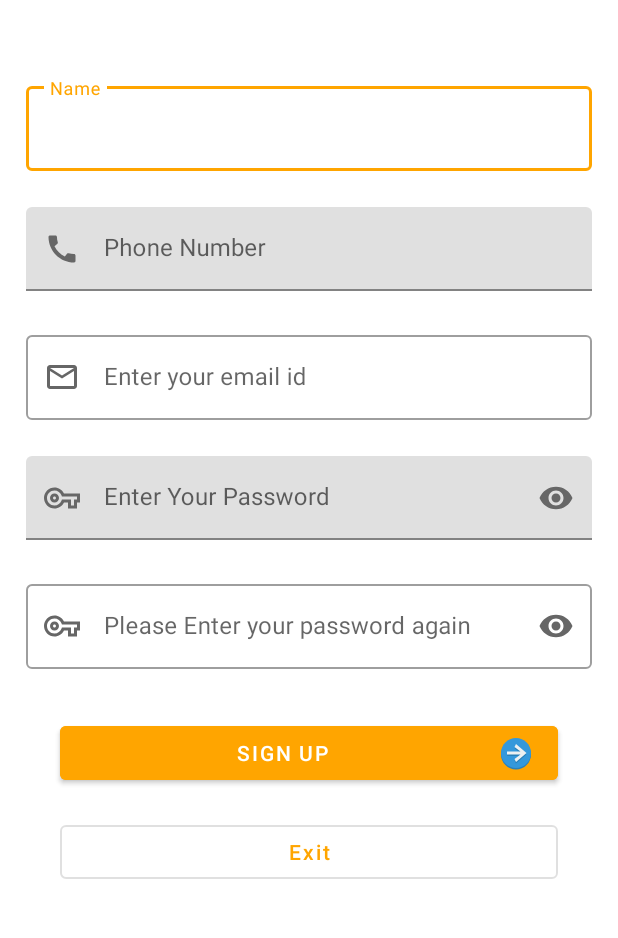
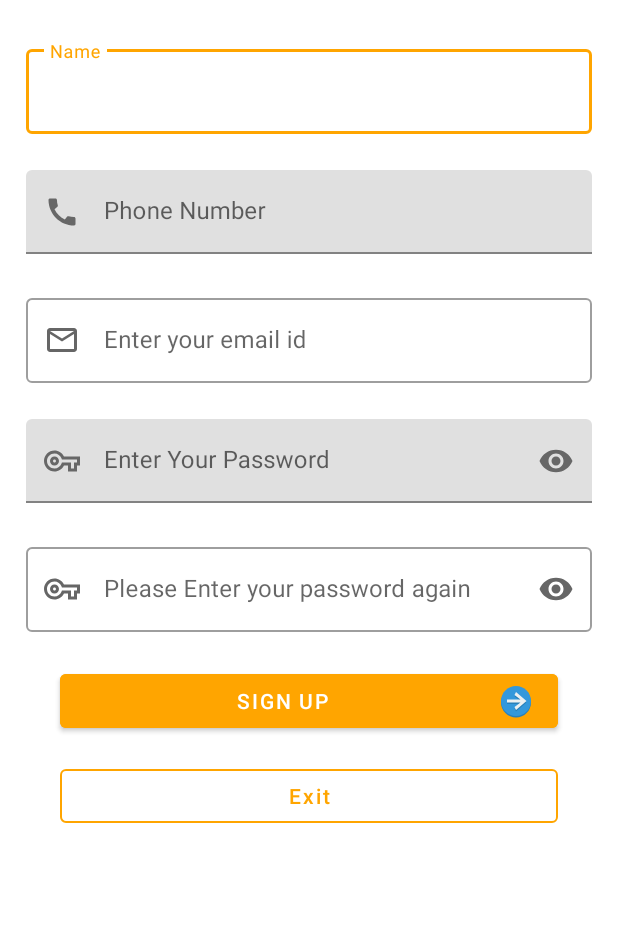
Before and after one commit to ETS-Android2/MyEcomApplication, an Android app: the SignUpActivity screen opened directly, with no data from a screen before it, on a phone screen of 412 x 824 dp, the part 253-1191 px from its top. Run offline under Robolectric (Android 15) with nearby library versions, the phone set to English and light mode, and no system bars; our stand-ins replace Firebase (no records; nobody signed in at launch, a user with empty details on screens opened directly).

Commit message:
changes in sign up ui

```diff
--- a/app/src/main/res/layout/activity_sign_up.xml
+++ b/app/src/main/res/layout/activity_sign_up.xml
@@ -21,7 +21,7 @@
     <com.google.android.material.textfield.TextInputLayout
         android:layout_width="match_parent"
         android:layout_height="wrap_content"
-        android:layout_marginTop="50dp"
+        android:layout_marginTop="25dp"
         android:padding="2dp"
         android:id="@+id/txtInpEdts1"
         android:layout_marginStart="15dp"
@@ -148,7 +148,7 @@
         app:layout_constraintEnd_toEndOf="parent"
         app:layout_constraintStart_toStartOf="parent"
         app:layout_constraintTop_toBottomOf="@id/txtInpEdts4"
-        android:layout_marginTop="30dp"
+        android:layout_marginTop="20dp"
         android:layout_marginStart="40dp"
         android:layout_marginEnd="40dp"
         android:text="@string/sign_up"
@@ -166,14 +166,15 @@
         app:layout_constraintEnd_toEndOf="parent"
         app:layout_constraintStart_toStartOf="parent"
         app:layout_constraintTop_toBottomOf="@id/signUpBtn"
-        android:layout_marginTop="18dp"
+        android:layout_marginTop="15dp"
         android:layout_marginStart="40dp"
         android:layout_marginEnd="40dp"
         android:text="@string/exit"
         android:textColor="@color/logo_color"
         android:textAllCaps="false"
         android:shadowColor="@color/logo_color"
-        android:outlineSpotShadowColor="@color/logo_color"
+        app:strokeColor="@color/logo_color"
+
         android:drawableStart="@drawable/ic_sign_in"
         style="?attr/materialButtonOutlinedStyle"
         />
```
